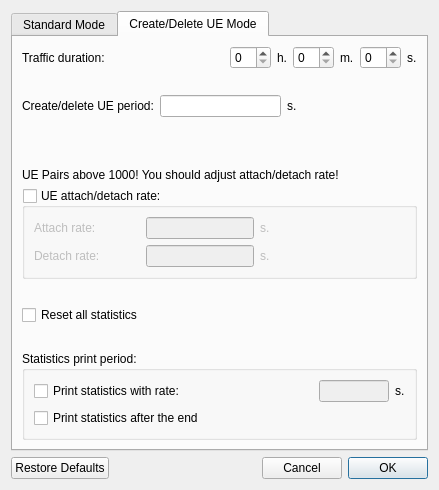
Before: the Qt Designer form LTEsimGeneratorGUI/Ui/DataForms/timeForm.ui in moniss23/junit4, drawn with Qt 5.
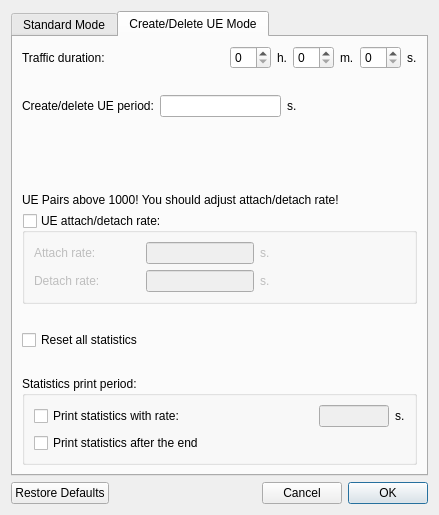
After: the same form once the commit is applied.

Commit message: Fixed UBsim. Its disabled if UE component is disabled.

What changed in the file:
```diff
--- a/LTEsimGeneratorGUI/Ui/DataForms/timeForm.ui
+++ b/LTEsimGeneratorGUI/Ui/DataForms/timeForm.ui
@@ -7,7 +7,7 @@
     <x>0</x>
     <y>0</y>
     <width>439</width>
-    <height>490</height>
+    <height>515</height>
    </rect>
   </property>
   <property name="windowTitle">
```
The commit also changes 1 other file.
